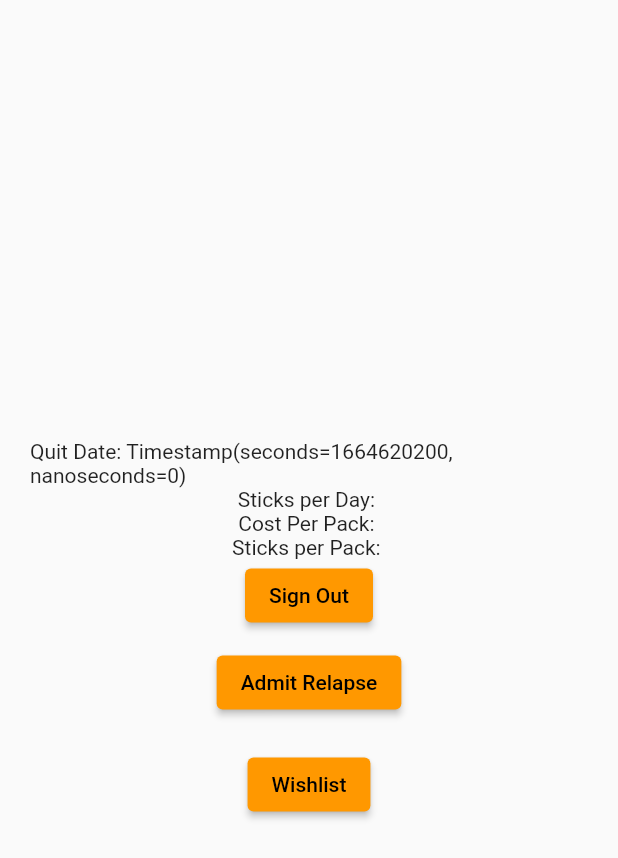
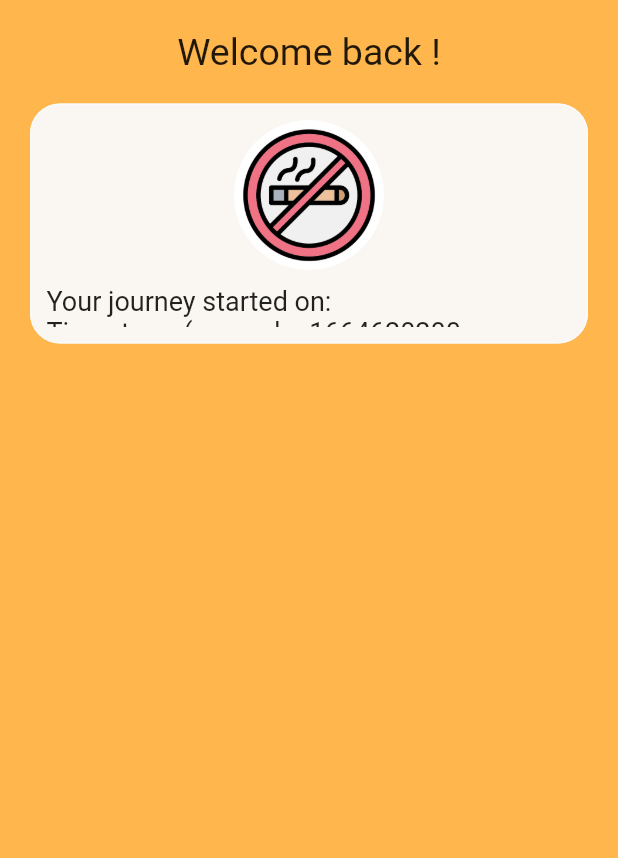
Before and after one commit to S-Samiksha/QuitNowApp, a Flutter app: the HomePage screen opened directly, on a phone screen of 412 x 824 dp. Shown: the top 858 px of the screen. Run offline on Flutter 3.47's test engine with Material 2 defaults, Android fonts, the light colour scheme and no system bars; our stand-ins replace cloud_firestore, firebase_auth, firebase_core; accounts and stored records are empty; Roboto replaces fonts that are missing (Indies).

Commit message:
start on homepage ui

```diff
--- a/flutter_app_quit_now/lib/pages/home_page.dart
+++ b/flutter_app_quit_now/lib/pages/home_page.dart
@@ -39,6 +39,126 @@ class _HomePageState extends State<HomePage> {
     }
   }
 
+  Widget _welcomeBackText() {
+    return StreamBuilder<DocumentSnapshot>(
+        stream: provideDocumentFieldStream(),
+        builder:
+            (BuildContext context, AsyncSnapshot<DocumentSnapshot> snapshot) {
+          if (snapshot.hasData) {
+            final data = snapshot.requireData;
+
+            return Text("Welcome back ${data['name']}!",
+                style: const TextStyle(fontSize: 25, fontFamily: 'Indies'));
+          } else {
+            return const Text("Welcome back!",
+                style: TextStyle(fontSize: 25, fontFamily: 'Indies'));
+          }
+        });
+  }
+
+  Widget _journeyStartedText() {
+    return StreamBuilder<DocumentSnapshot>(
+        stream: provideDocumentFieldStream(),
+        builder:
+            (BuildContext context, AsyncSnapshot<DocumentSnapshot> snapshot) {
+          if (snapshot.hasData) {
+            final data = snapshot.requireData;
+
+            return Text("Your journey started on: ${data['quitDate']}",
+                style: const TextStyle(fontSize: 18, fontFamily: 'Indies'));
+          } else {
+            return const Text("Loading",
+                style: TextStyle(fontSize: 25, fontFamily: 'Indies'));
+          }
+        });
+  }
+
+  double containerWidth = 500;
+
+  Widget _journeyStarted() {
+    return Container(
+      padding: const EdgeInsets.all(10),
+      height: 160,
+      width: containerWidth,
+      decoration: BoxDecoration(
+          color: Color.fromARGB(241, 250, 250, 250),
+          border: Border.all(
+            color: Color.fromARGB(241, 250, 250, 250),
+          ),
+          borderRadius: BorderRadius.all(Radius.circular(20))),
+      child: SingleChildScrollView(
+        child: Column(
+          children: <Widget>[
+            Container(
+              height: 100.0,
+              width: 100.0,
+              decoration: const BoxDecoration(
+                color: Colors.white,
+                image: DecorationImage(
+                  // TODO: help none of my images appear
+                  image: AssetImage('assets/images/quitsmoking.png'),
+                  fit: BoxFit.cover,
+                ),
+                shape: BoxShape.circle,
+              ),
+            ),
+            const SizedBox(height: 10),
+            _journeyStartedText()
+          ],
+        ),
+      ),
+    );
+  }
+
+  @override
+  Widget build(BuildContext context) {
+    return Scaffold(
+        body: Container(
+      height: double.infinity,
+      width: double.infinity,
+      padding: const EdgeInsets.all(20),
+      color: Colors.orange[300],
+      child: SingleChildScrollView(
+        child: Column(
+          crossAxisAlignment: CrossAxisAlignment.center,
+          mainAxisAlignment: MainAxisAlignment.center,
+          children: <Widget>[
+            _welcomeBackText(),
+            const SizedBox(height: 20),
+            _journeyStarted()
+          ],
+        ),
+      ),
+    ));
+  }
+}
+
+class _HomePageStateTwo extends State<HomePage> {
+  final User? user = Auth().currentUser;
+
+  final Stream<QuerySnapshot> userDetails =
+      FirebaseFirestore.instance.collection('userdetails').snapshots();
+
+  Stream<DocumentSnapshot> provideDocumentFieldStream() {
+    return FirebaseFirestore.instance
+        .collection('userdetails')
+        .doc(user?.uid)
+        .snapshots();
+  }
+
+  Future<bool> signOut() async {
+    try {
+      await Auth().signOut();
+      return Future.value(true);
+    } on FirebaseAuthException catch (e) {
+      print(e);
+      return Future.value(false);
+    } catch (e) {
+      print(e);
+      return Future.value(false);
+    }
+  }
+
   Widget _title() {
     return StreamBuilder<DocumentSnapshot>(
         stream: provideDocumentFieldStream(),
@@ -49,7 +169,7 @@ class _HomePageState extends State<HomePage> {
 
             return Text("Welcome ${data['name']}");
           } else {
-            return const Text("Welcome");
+            return Text("Welcome");
           }
         });
   }
@@ -87,7 +207,7 @@ class _HomePageState extends State<HomePage> {
 
             return Text("Quit Date: ${data['quitDate']}");
           } else {
-            return const Text("Loading...");
+            return Text("Loading...");
           }
         });
   }
@@ -140,23 +260,35 @@ class _HomePageState extends State<HomePage> {
   Widget _admitRelapseButton() {
     //do this now!!
     return ElevatedButton(
-      onPressed: () => Navigator.push(context,
-          MaterialPageRoute(builder: (context) => const AdmitRelapsePage())),
-      child: const Text("Admit Relapse"),
+      onPressed: () => Navigator.push(
+          context, MaterialPageRoute(builder: (context) => AdmitRelapsePage())),
+      child: Text("Admit Relapse"),
     );
   }
 
   Widget _wishlistButton() {
     return ElevatedButton(
-      onPressed: () => Navigator.push(context,
-          MaterialPageRoute(builder: (context) => const WishlistPage())),
-      child: const Text("Wishlist"),
+      onPressed: () => Navigator.push(
+          context, MaterialPageRoute(builder: (context) => WishlistPage())),
+      child: Text("Wishlist"),
     );
+  }
+
+  //for bottom navigation bar
+  int _selectedIndex = 0;
+
+  void _onItemTapped(int index) {
+    setState(() {
+      _selectedIndex = index;
+    });
   }
 
   @override
   Widget build(BuildContext context) {
     return Scaffold(
+      appBar: AppBar(
+        title: _title(),
+      ),
       body: Container(
         height: double.infinity,
         width: double.infinity,
@@ -178,6 +310,25 @@ class _HomePageState extends State<HomePage> {
           ],
         ),
       ),
+      bottomNavigationBar: BottomNavigationBar(
+        backgroundColor: Color.fromARGB(255, 248, 204, 137),
+        elevation: 8,
+        iconSize: 20,
+        selectedItemColor: Colors.black,
+        unselectedItemColor: Colors.black,
+        items: const <BottomNavigationBarItem>[
+          BottomNavigationBarItem(
+            icon: Icon(Icons.add_task_rounded),
+            label: 'Wishlist',
+          ),
+          BottomNavigationBarItem(
+            icon: Icon(Icons.emergency),
+            label: 'Admit Relapse',
+          ),
+        ],
+        currentIndex: _selectedIndex,
+        onTap: _onItemTapped,
+      ),
     );
   }
 }
```
Also changed, not shown: flutter_app_quit_now/assets/images/journeystarted.png (added), flutter_app_quit_now/assets/images/timer.png (added).
